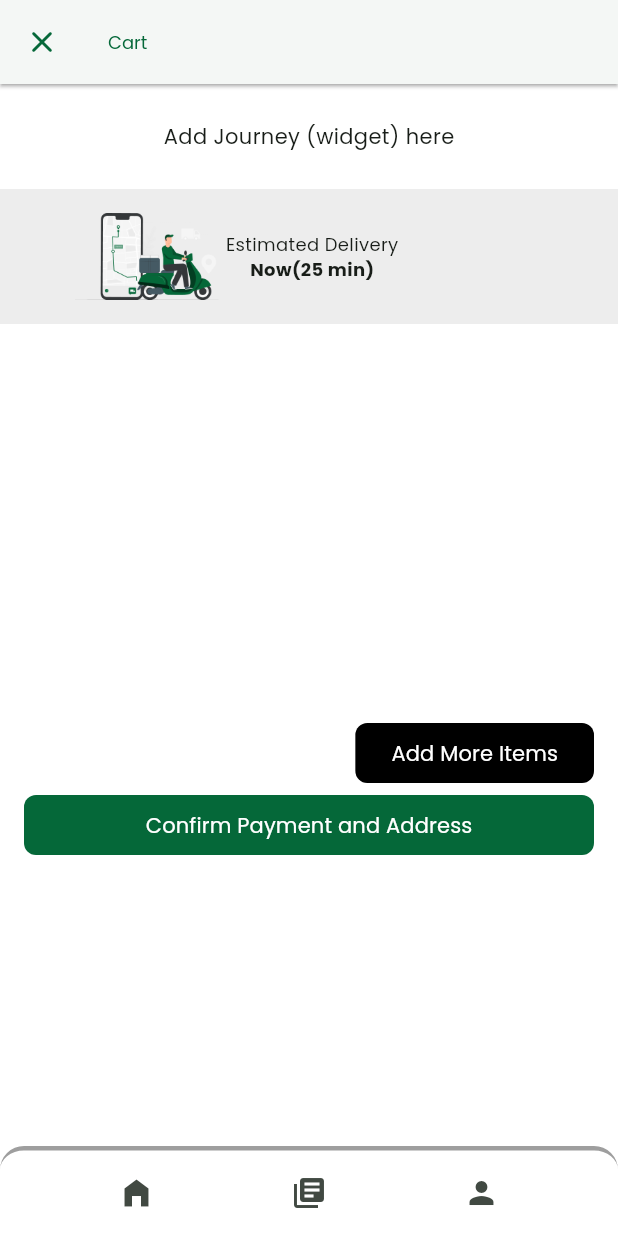
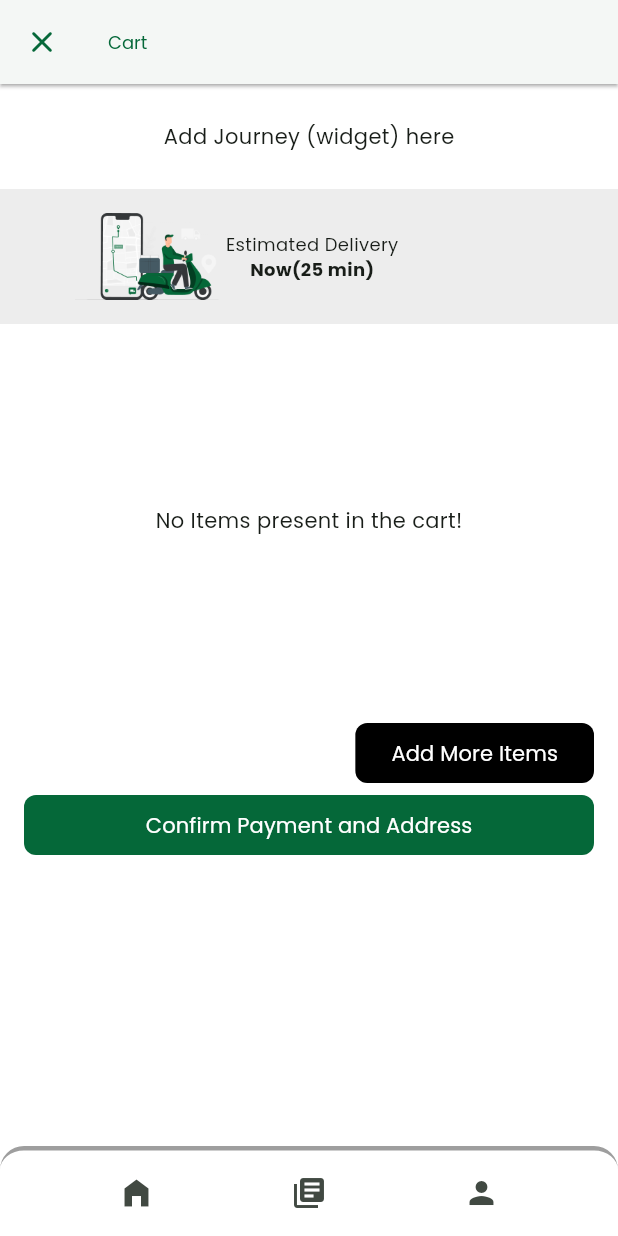
Before and after one commit to iamarsalanrashid/just-halal-app-inProgress, a Flutter app: the CartScreen screen opened by its route, after a tap on an icon or button, on a phone screen of 412 x 824 dp. Run offline on Flutter 3.47's test engine with Material 3 defaults, Android fonts, the phone set to English and light mode, and no system bars; our stand-ins replace community_charts_flutter, flutter_svg, flutter_svg_provider, pin_code_fields; network calls fail; project files that could hold a hidden picture were left out.

Commit message:
stored and fetched the cart data from firebase and from memory

```diff
--- a/lib/core/providers/cartService.dart
+++ b/lib/core/providers/cartService.dart
@@ -12,26 +12,29 @@ class CartService with ChangeNotifier {
   }
 
   Future<void> addItem(
-      String itemId, double itemPrice, String itemTitle) async {
+      {required String itemId,
+      required double itemPrice,
+      required String itemTitle}) async {
     final url = Uri.parse(
-        'https://just-halal-b48e6-default-rtdb.firebaseio.com/cart.json');
-    final timestamp = DateTime.now().toString();
+        'https://just-halal-b48e6-default-rtdb.firebaseio.com/cart/$itemId.json');
+    final timestamp = DateTime.now().toIso8601String();
     try {
       if (_items.containsKey(itemId)) {
-        final updateCartUrl = Uri.parse(
-            'https://just-halal-b48e6-default-rtdb.firebaseio.com/cart/$itemId.json');
-
         _items.update(itemId, (existingItem) {
-          Cart(
-              id: existingItem.id,
+          return Cart(
+              id: timestamp,
               price: existingItem.price,
               title: existingItem.title,
               quantity: existingItem.quantity + 1);
         });
-
         final updateCartResponse = http.patch(
-          updateCartUrl,
-          body: json.encode({'quantity': _items[itemId].quantity}),
+          url,
+          body: json.encode({
+            'id': timestamp,
+            'price': itemPrice,
+            'title': itemTitle,
+            'quantity': _items[itemId].quantity
+          }),
         );
       } else {
         _items.putIfAbsent(
@@ -43,7 +46,7 @@ class CartService with ChangeNotifier {
             quantity: 1,
           ),
         );
-        final response = http.post(
+        final response = http.patch(
           url,
           body: json.encode({
             'id': timestamp,
@@ -57,7 +60,33 @@ class CartService with ChangeNotifier {
     } catch (error) {
       print(error);
     }
-    print(_items.length);
+    print(_items.values.toList()[0].quantity.toString());
+    print(timestamp);
+  }
+
+  Future<void> fetchAndSetCartItems() async {
+    final url = Uri.parse(
+        'https://just-halal-b48e6-default-rtdb.firebaseio.com/cart.json');
+    try {
+      final response = await http.get(url);
+      final extractedCartProducts =
+          json.decode(response.body) as Map<String, dynamic>;
+      final Map<String, dynamic> loadedCartProducts = {};
+      extractedCartProducts.forEach((foodId, cartFoodValues) {
+        loadedCartProducts[foodId] = Cart(
+            id: cartFoodValues['id'],
+            price: cartFoodValues['price'],
+            title: cartFoodValues['title'],
+            quantity: cartFoodValues['quantity']);
+      });
+
+      _items = loadedCartProducts;
+
+      print(
+          ' this is the list of cartitems in memmory ${loadedCartProducts.keys.toList()}');
+    } catch (error) {
+      print(error);
+    }
   }
 
   int get itemsCount {
--- a/lib/core/providers/foodService.dart
+++ b/lib/core/providers/foodService.dart
@@ -31,18 +31,14 @@ class FoodService with ChangeNotifier {
             price: value['price'],
             description: value['description'],
           ));
-          print(value['imageUrl']);
         },
       );
 
       _items = loadedItems;
-      print(_items[0].price);
     } catch (error) {
       print(error);
     }
  // _items = [];
-
-
   }
 
   void removeAllReviewItems() {
--- a/lib/screens/cart_screen.dart
+++ b/lib/screens/cart_screen.dart
@@ -8,15 +8,38 @@ import 'package:provider/provider.dart';
 
 import '../core/providers/cartService.dart';
 
-class CartScreen extends StatelessWidget {
+class CartScreen extends StatefulWidget {
   static const routeName = '/cart-screen';
 
   const CartScreen({super.key});
 
   @override
+  State<CartScreen> createState() => _CartScreenState();
+}
+
+class _CartScreenState extends State<CartScreen> {
+  bool _isLoading = false;
+  bool _isInit  = false;
+
+  @override
+  void didChangeDependencies() {
+    if (!_isInit)
+setState(() {
+  _isLoading = true;
+});
+    Provider.of<CartService>(context).fetchAndSetCartItems().then((_) {setState(() {
+      _isLoading = false;
+    });});
+ _isInit = true;
+    // TODO: implement didChangeDependencies
+    super.didChangeDependencies();
+  }
+
+
+  @override
   Widget build(BuildContext context) {
-    final cartData = Provider.of<CartService>(context,listen: true);
-    final cartItems = Provider.of<CartService>(context,listen: true).items.keys.toList();
+    final cartData = Provider.of<CartService>(context, listen: true);
+    final cartItems = Provider.of<CartService>(context, listen: true).items;
 
     final width = MediaQuery.of(context).size.width;
     final height = MediaQuery.of(context).size.height;
@@ -32,20 +55,19 @@ class CartScreen extends StatelessWidget {
               topLeft: Radius.circular(
                 16,
               )),
-          border: Border(
-              top: BorderSide(
-                  color: Colors.grey,width: 3
-              )),
+          border: Border(top: BorderSide(color: Colors.grey, width: 3)),
         ),
-        child: Row(mainAxisAlignment: MainAxisAlignment.spaceEvenly,
+        child: Row(
+          mainAxisAlignment: MainAxisAlignment.spaceEvenly,
           children: [
             IconButton(
-                icon: Icon(Icons.home_filled) , onPressed: () {
-
+                icon: Icon(Icons.home_filled),
+                onPressed: () {
                   Navigator.push(
                     context,
                     MaterialPageRoute(
-                  builder: (context) => PageSwitcher(incomingIndex: 0 ,
+                      builder: (context) => PageSwitcher(
+                        incomingIndex: 0,
                       ),
                     ),
                   );
@@ -56,27 +78,28 @@ class CartScreen extends StatelessWidget {
                 Navigator.push(
                   context,
                   MaterialPageRoute(
-                    builder: (context) => PageSwitcher(incomingIndex: 1,
+                    builder: (context) => PageSwitcher(
+                      incomingIndex: 1,
                     ),
                   ),
                 );
-
               },
             ),
-            IconButton(icon: Icon(Icons.person), onPressed: () {
+            IconButton(
+                icon: Icon(Icons.person),
+                onPressed: () {
                   Navigator.push(
                     context,
                     MaterialPageRoute(
-                  builder: (context) => PageSwitcher(incomingIndex: 2,
+                      builder: (context) => PageSwitcher(
+                        incomingIndex: 2,
                       ),
                     ),
                   );
-
                 }),
           ],
         ),
       ),
-
       appBar: AppBar(
         elevation: 1,
         shadowColor: Colors.grey,
@@ -92,11 +115,12 @@ class CartScreen extends StatelessWidget {
             Navigator.of(context).pop();
           },
           icon: Icon(
-            Icons.close_rounded
-            ,
+            Icons.close_rounded,
             color: AppColor.primary,
-          ),), ),
-      body: ListView(
+          ),
+        ),
+      ),
+      body: _isLoading? Center(child: CircularProgressIndicator(),) : ListView(
         shrinkWrap: true,
         physics: BouncingScrollPhysics(),
         children: [
@@ -148,8 +172,20 @@ class CartScreen extends StatelessWidget {
             ),
             height: 230,
             width: width,
-            child: ListView.separated(
-              itemBuilder: (context, index) => CartItem(cartItems[index]),
+            child: cartItems.isEmpty
+                ? Center(
+                    child: Text(
+                      'No Items present in the cart!',
+                    ),
+                  )
+                : ListView.separated(
+                    itemBuilder: (context, index) => CartItem(
+                      cartItemId: cartItems.keys.toList()[index],
+                      cartItemQuantity:
+                          cartItems.values.toList()[index].quantity,
+                      cartItemName: cartItems.values.toList()[index].title,
+                      cartItemPrice: cartItems.values.toList()[index].price,
+                    ),
                     separatorBuilder: (context, index) => Divider(
                       thickness: 2,
                     ),
--- a/lib/screens/widgets/deal_item.dart
+++ b/lib/screens/widgets/deal_item.dart
@@ -75,7 +75,7 @@ class DealItem extends StatelessWidget {
                       child: GestureDetector(
                         onTap: () {
                           cartData.addItem(
-                              foodItem.id, foodItem.price, foodItem.name);
+                              itemId: foodItem.id, itemPrice:foodItem.price, itemTitle: foodItem.name);
                         },
                         child: Icon(
                           Icons.add,
```
Also changed, not shown: lib/screens/widgets/cart_item.dart (+17 -10 lines). Lines whose indentation alone changed are shown as unchanged.
